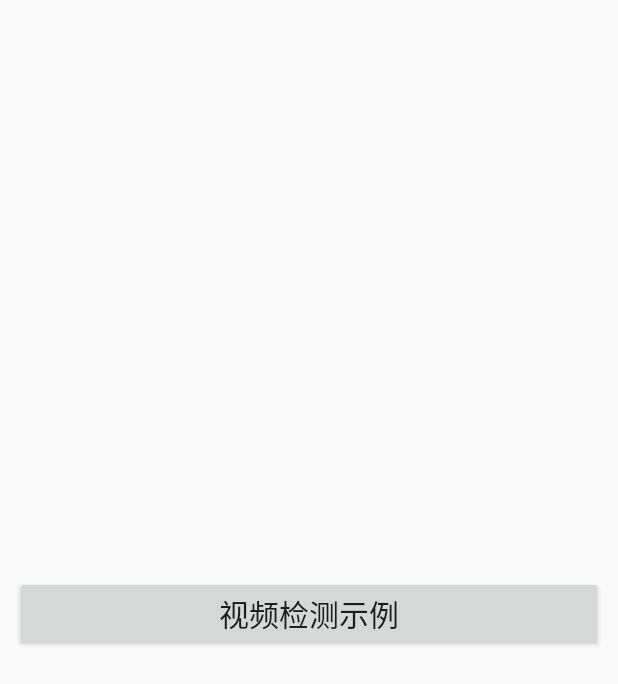
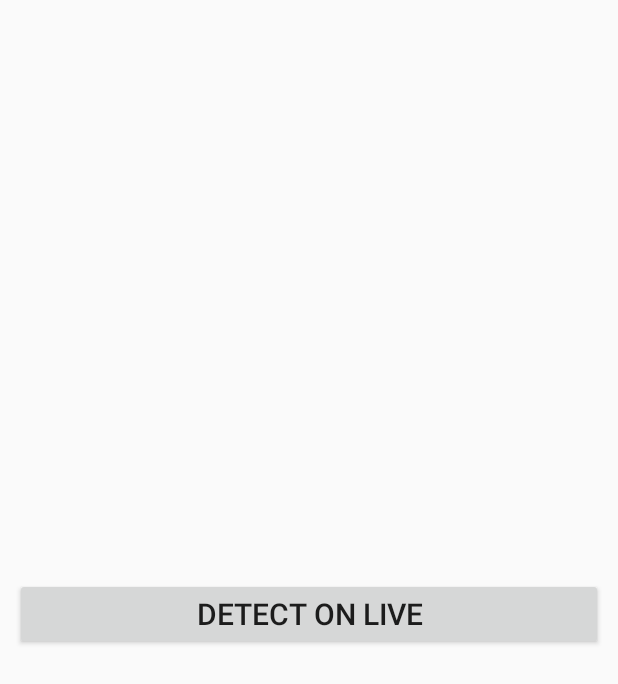
Before and after one commit to CysionLiu/FaceMarker, an Android app: the screen it shows after launch (MainActivity), on a phone screen of 412 x 824 dp. Shown: the top 684 px of the screen. Run offline under Robolectric (Android 15) with nearby library versions, the phone set to English and light mode, and no system bars.

Commit message:
更新某些素材

```diff
--- a/FaceDemo/app/src/main/res/layout/activity_main.xml
+++ b/FaceDemo/app/src/main/res/layout/activity_main.xml
@@ -48,7 +48,7 @@
 	        android:layout_height="wrap_content"
 	        android:layout_marginBottom="5dp"
 	        android:layout_centerInParent="true"
-	        android:text="视频检测示例"
+	        android:text="detect on live"
 	        android:textSize="20sp"/>
 
     </LinearLayout>
```
